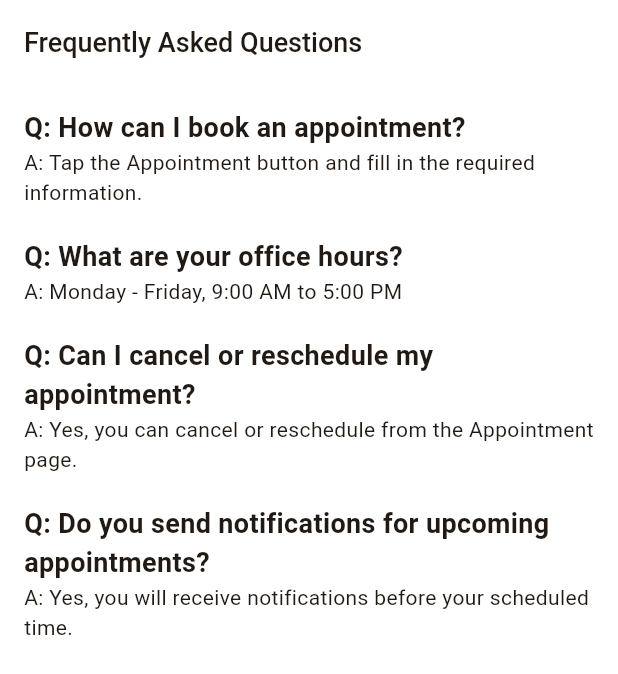
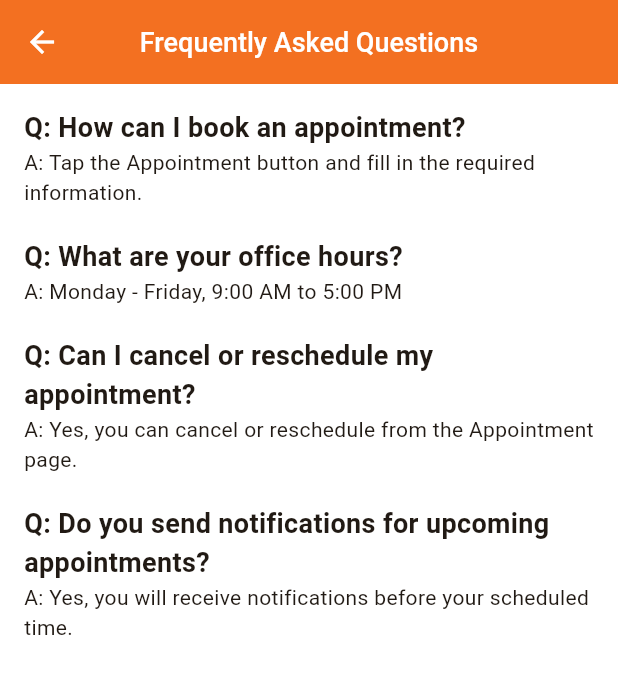
Before and after one commit to Eaindra68/customer_appoitment_system, a Flutter app: the FAQPage screen opened directly, on a phone screen of 412 x 824 dp. Shown: the top 674 px of the screen. Run offline on Flutter 3.47's test engine with Material 3 defaults, Android fonts, the phone set to English and light mode, and no system bars; our stand-ins replace flutter_spinkit, flutter_svg, hive, hive_flutter, image_picker, loading_animation_widget and 1 more; accounts and stored records are empty; Roboto replaces fonts that are missing (Nunito).

Commit message:
Update faq_page.dart

```diff
--- a/lib/presentation/pages/faq_page.dart
+++ b/lib/presentation/pages/faq_page.dart
@@ -1,4 +1,7 @@
+import 'package:ace_customer_appoitment_system/core/extensions/context_exts.dart';
 import 'package:flutter/material.dart';
+
+import '../../config/colors_constant.dart';
 
 class FAQPage extends StatelessWidget {
   const FAQPage({super.key});
@@ -6,7 +9,19 @@ class FAQPage extends StatelessWidget {
   @override
   Widget build(BuildContext context) {
     return Scaffold(
-      appBar: AppBar(title: Text("Frequently Asked Questions")),
+      appBar: AppBar(
+        backgroundColor: ColorConst.primary,
+        leading: InkWell(
+          onTap: () => context.pop(),
+          child: Icon(Icons.arrow_back, color: Colors.white),
+        ),
+        automaticallyImplyLeading: false,
+        centerTitle: true,
+        title: Text(
+          "Frequently Asked Questions",
+          style: context.textTheme.titleLarge?.copyWith(color: Colors.white),
+        ),
+      ),
       body: Padding(
         padding: const EdgeInsets.all(16.0),
         child: Column(
```
